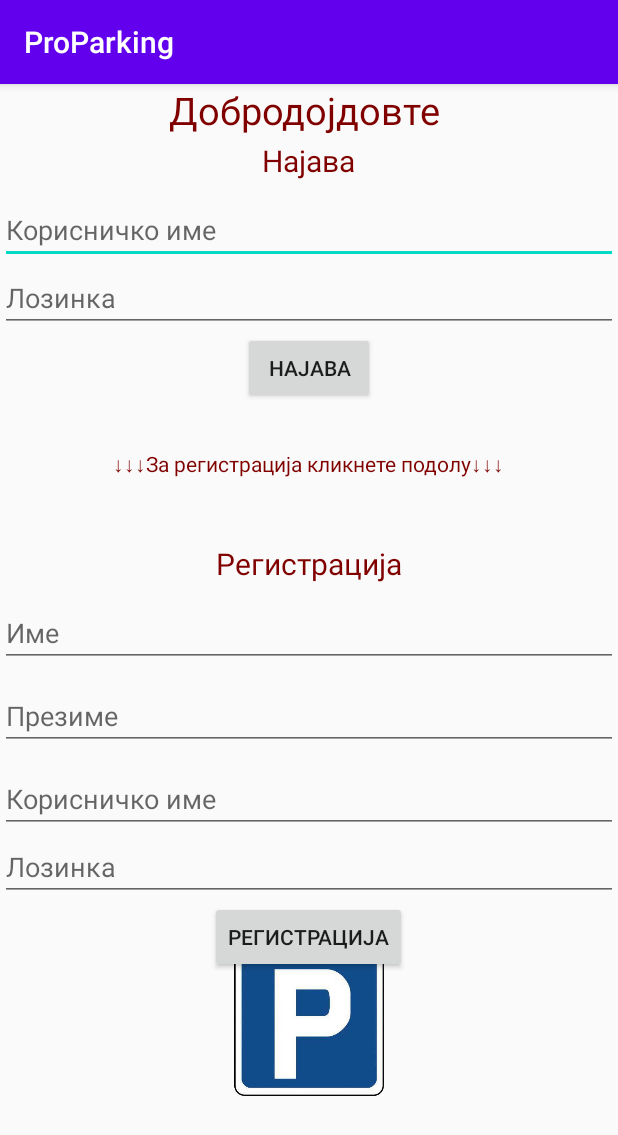
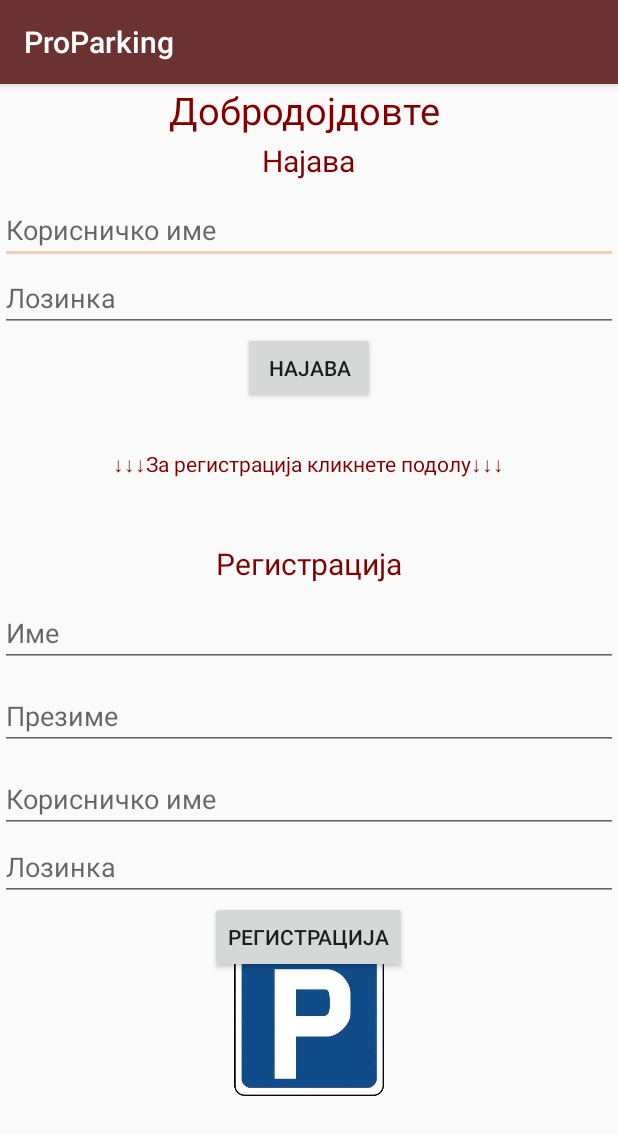
Before and after one commit to marinkovam/ProParking1, an Android app: the screen it shows after launch (MainActivity), on a phone screen of 412 x 824 dp. Shown: the top 1135 px of the screen. Run offline under Robolectric (Android 15) with nearby library versions, the phone set to English and light mode, and no system bars.

Commit message:
smeneti boi

```diff
--- a/app/src/main/res/values/colors.xml
+++ b/app/src/main/res/values/colors.xml
@@ -1,8 +1,8 @@
 <?xml version="1.0" encoding="utf-8"?>
 <resources>
-    <color name="colorPrimary">#6200EE</color>
-    <color name="colorPrimaryDark">#3700B3</color>
-    <color name="colorAccent">#03DAC5</color>
+    <color name="colorPrimary">#6B3231</color>
+    <color name="colorPrimaryDark">#AD5358</color>
+    <color name="colorAccent">#FACAAD</color>
     <color name="purple_200">#FFBB86FC</color>
     <color name="purple_500">#FF6200EE</color>
     <color name="purple_700">#FF3700B3</color>
```
Also changed, not shown: app/src/main/ic_launcher-playstore.png (added), app/src/main/res/mipmap-hdpi/ic_launcher_foreground.png (added), app/src/main/res/mipmap-mdpi/ic_launcher_foreground.png (added), app/src/main/res/mipmap-xhdpi/ic_launcher_foreground.png (added), app/src/main/res/mipmap-xxhdpi/ic_launcher_foreground.png (added), app/src/main/res/mipmap-xxxhdpi/ic_launcher_foreground.png (added).
